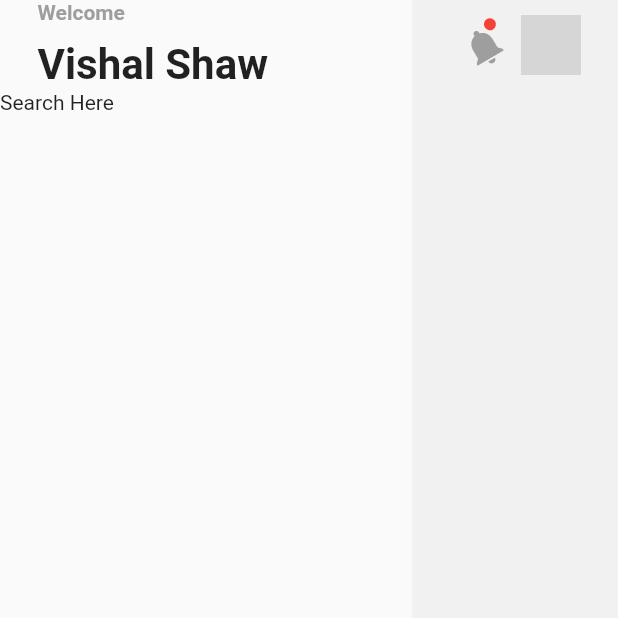
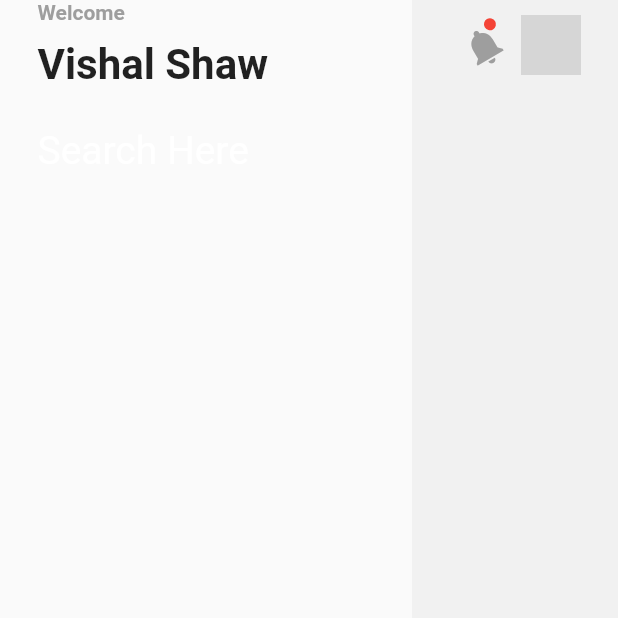
Before and after one commit to VishalSh-Dev/job_finder_app, a Flutter app: the screen it shows after launch, on a phone screen of 412 x 824 dp, the top half of it. Run offline on Flutter 3.47's test engine with Material 2 defaults, Android fonts, the phone set to English and light mode, and no system bars; network calls fail; grey boxes are pictures that could not be loaded.

Commit message:
Co-authored-by: shrayamutsuddi <shrayamutsuddi@users.noreply.github.com>

```diff
--- a/lib/screens/home/search_card.dart
+++ b/lib/screens/home/search_card.dart
@@ -4,7 +4,17 @@ class SearchCard extends StatelessWidget {
   @override
   Widget build(BuildContext context) {
     return Container(
-      child: Text('Search Here'),
+      margin: EdgeInsets.all(25),
+      child: Column(
+        crossAxisAlignment: CrossAxisAlignment.start,
+        children: [
+          Text('Search Here',
+              style: TextStyle(
+                color: Colors.white,
+                fontSize: 26,
+              ))
+        ],
+      ),
     );
   }
 }
```
